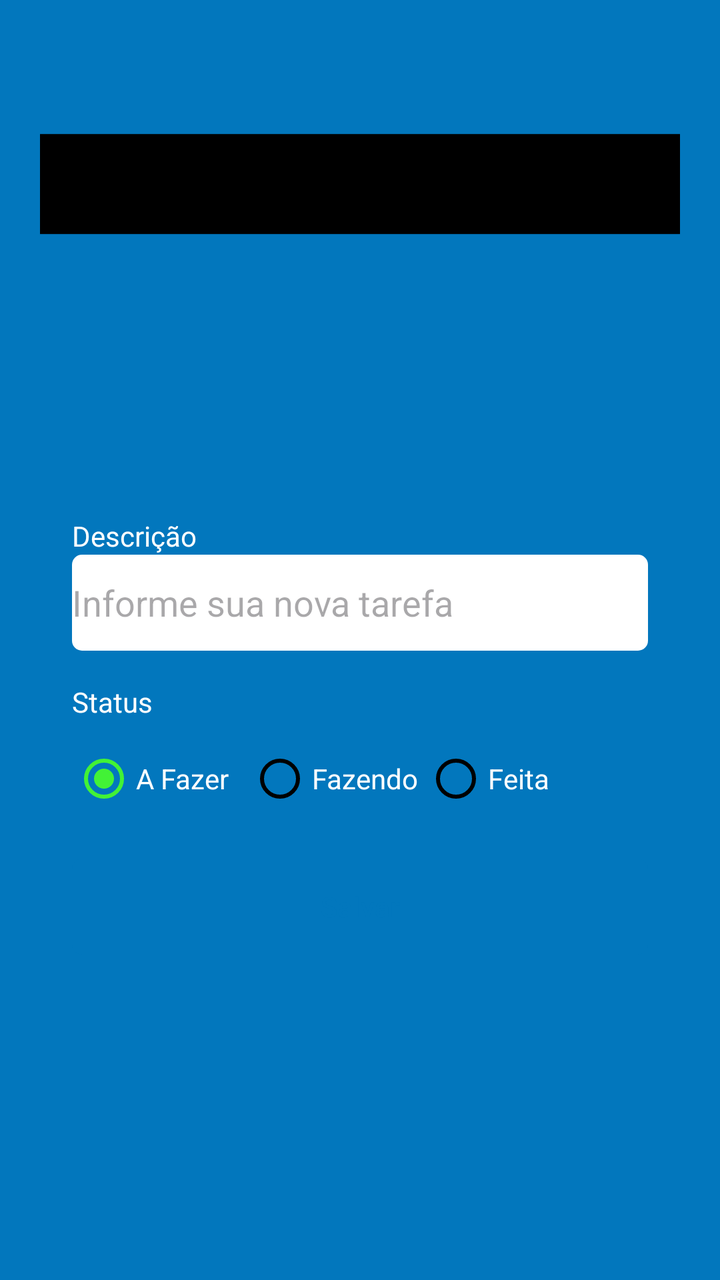
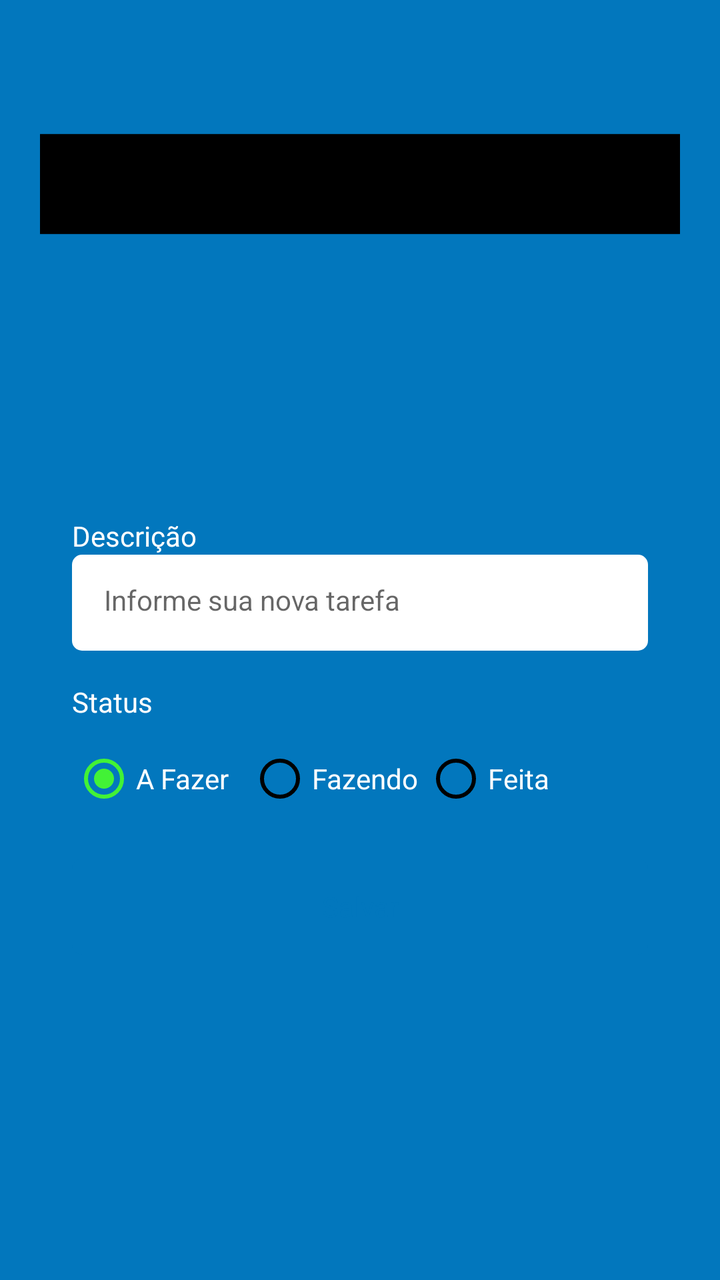

The first picture is an Android layout as it rendered before a commit; the second is the same layout after the commit. The layout source and the unified diff follow.
<!-- AndroidManifest.xml: application theme Theme.Atividade1 -->
<!-- res/layout/fragment_form_task.xml -->
<?xml version="1.0" encoding="utf-8"?>
<ScrollView
    xmlns:android="http://schemas.android.com/apk/res/android"
    xmlns:tools="http://schemas.android.com/tools"
    android:layout_width="match_parent"
    android:layout_height="match_parent"
    xmlns:app="http://schemas.android.com/apk/res-auto"
    tools:context="ui.FormTaskFragment"
    android:padding="20dp"
    android:fillViewport="true">
    <LinearLayout
        android:layout_width="match_parent"
        android:layout_height="wrap_content"
        android:orientation="vertical">

        <com.google.android.material.appbar.MaterialToolbar
            android:layout_width="match_parent"
            android:layout_height="wrap_content"
            android:id="@+id/toolbar"
            app:navigationIcon="@drawable/icback"
            android:paddingTop="40dp">

            <TextView
                android:layout_width="wrap_content"
                android:layout_height="wrap_content"
                android:text="Nova Tarefa"
                android:textColor="@color/white"
                android:layout_gravity="center_horizontal"/>

        </com.google.android.material.appbar.MaterialToolbar>

        <androidx.constraintlayout.widget.ConstraintLayout
            android:layout_width="match_parent"
            android:layout_height="match_parent"
            android:padding="16dp">

            <TextView
                android:id="@+id/textView"
                android:layout_width="wrap_content"
                android:layout_height="wrap_content"
                android:text="Descrição"
                android:textColor="@color/white"
                app:layout_constraintStart_toStartOf="parent"
                app:layout_constraintTop_toTopOf="parent" />

            <EditText
                android:id="@+id/editTextDescricao"
                android:layout_width="match_parent"
                android:layout_height="48dp"
                android:background="@drawable/bg_edit_text"
                android:hint="Informe sua nova tarefa"
                app:layout_constraintEnd_toEndOf="parent"
                app:layout_constraintStart_toStartOf="parent"
                app:layout_constraintTop_toBottomOf="@+id/textView"/>
            <TextView
                android:id="@+id/textViewStatus"
                android:layout_width="wrap_content"
                android:layout_height="wrap_content"
                android:layout_marginTop="16dp"
                android:text="Status"
                android:textColor="@color/white"
                app:layout_constraintStart_toStartOf="parent"
                app:layout_constraintTop_toBottomOf="@+id/editTextDescricao" />
            <RadioGroup
                android:layout_width="match_parent"
                android:layout_height="wrap_content"
                android:layout_marginTop="5dp"
                android:orientation="horizontal"
                android:id="@+id/radioGroup"
                app:layout_constraintEnd_toEndOf="parent"
                app:layout_constraintStart_toStartOf="parent"
                app:layout_constraintTop_toBottomOf="@id/textViewStatus">
                <RadioButton
                    android:layout_width="88dp"
                    android:layout_height="48dp"
                    android:id="@+id/rbTodo"
                    android:text="A Fazer"
                    android:checked="true"
                    android:theme="@style/MyRadioButton"
                    android:textColor="@color/white"/>
                <RadioButton
                    android:layout_width="88dp"
                    android:layout_height="48dp"
                    android:buttonTint="@color/black"
                    android:id="@+id/rbDoing"
                    android:text="Fazendo"
                    android:theme="@style/MyRadioButton"
                    android:textColor="@color/white"/>
                <RadioButton
                    android:layout_width="88dp"
                    android:layout_height="48dp"
                    android:buttonTint="@color/black"
                    android:id="@+id/rbDone"
                    android:text="Feita"
                    android:theme="@style/MyRadioButton"
                    android:textColor="@color/white"/>
            </RadioGroup>

            <com.google.android.material.button.MaterialButton
                android:id="@+id/buttonSave"
                android:layout_width="match_parent"
                android:layout_height="wrap_content"
                android:layout_marginTop="16dp"
                android:background="@drawable/bg_btn"
                android:text="Salvar"
                android:textAllCaps="false"
                android:textColor="@color/color_default"
                android:backgroundTint="@null"
                app:layout_editor_absoluteX="16dp"
                app:layout_editor_absoluteY="221dp"
                app:layout_constraintEnd_toEndOf="parent"
                app:layout_constraintStart_toStartOf="parent"
                app:layout_constraintTop_toBottomOf="@+id/radioGroup"/>

            <ProgressBar
                android:layout_width="wrap_content"
                android:layout_height="wrap_content"
                android:id="@+id/progressBar"
                android:layout_marginTop="8dp"
                android:layout_gravity="center"
                android:indeterminateTint="@color/white"
                android:visibility="invisible"
                tools:layout_editor_absoluteX="152dp"
                tools:layout_editor_absoluteY="278dp"
                tools:visibility="visible"
                app:layout_constraintEnd_toEndOf="parent"
                app:layout_constraintStart_toStartOf="parent"
                app:layout_constraintTop_toBottomOf="@+id/buttonSave"/>

        </androidx.constraintlayout.widget.ConstraintLayout>
    </LinearLayout>

</ScrollView>
<!-- resources referenced by this layout -->
<resources>
  <color name="black">#FF000000</color>
  <color name="color_default">#0277BD</color>
  <color name="white">#FFFFFFFF</color>
  <!-- drawable bg_btn (drawable) -->
  <?xml version="1.0" encoding="utf-8"?>
  <shape xmlns:android="http://schemas.android.com/apk/res/android"
      android:shape="rectangle">
  
      <solid android:color="@color/white"/>
      <corners android:radius="5dp"/>
  
  </shape>
  <!-- drawable bg_edit_text (drawable) -->
  <?xml version="1.0" encoding="utf-8"?>
  <shape xmlns:android="http://schemas.android.com/apk/res/android"
      android:shape="rectangle">
  
      <solid android:color="@color/white"/>
      <corners android:radius="5dp"/>
  
  </shape>
  <!-- drawable icback (drawable) -->
  <vector xmlns:android="http://schemas.android.com/apk/res/android"
      android:width="800dp"
      android:height="800dp"
      android:viewportWidth="1024"
      android:viewportHeight="1024">
    <path
        android:pathData="M224,480h640a32,32 0,1 1,0 64H224a32,32 0,0 1,0 -64z"
        android:fillColor="#000000"/>
    <path
        android:pathData="m237.2,512 l265.4,265.3a32,32 0,0 1,-45.3 45.3l-288,-288a32,32 0,0 1,0 -45.3l288,-288a32,32 0,1 1,45.3 45.3L237.2,512z"
        android:fillColor="#000000"/>
  </vector>
  <style name="MyRadioButton" parent="Theme.AppCompat.Light">
          <item name="colorControlNormal">@color/black</item>
          <item name="colorControlActivated">@color/green</item>
      </style>
  <style name="Theme.Atividade1" parent="Base.Theme.Atividade1" />
  <color name="green">#42F236</color>
  <style name="Base.Theme.Atividade1" parent="Theme.Material3.DayNight.NoActionBar">
          
          
          <item name="colorPrimary">@color/color_default</item>
          <item name="colorPrimaryVariant">@color/color_default</item>
          <item name="android:windowBackground">@color/color_default</item>
      </style>
</resources>

<!-- the commit's change to res/layout/fragment_form_task.xml (unified diff, before → after) -->
@@ -47,7 +47,7 @@
                 android:id="@+id/editTextDescricao"
                 android:layout_width="match_parent"
                 android:layout_height="48dp"
-                android:background="@drawable/bg_edit_text"
+                style="@style/EditTextTheme"
                 android:hint="Informe sua nova tarefa"
                 app:layout_constraintEnd_toEndOf="parent"
                 app:layout_constraintStart_toStartOf="parent"
@@ -101,10 +101,8 @@
                 android:layout_width="match_parent"
                 android:layout_height="wrap_content"
                 android:layout_marginTop="16dp"
-                android:background="@drawable/bg_btn"
                 android:text="Salvar"
-                android:textAllCaps="false"
-                android:textColor="@color/color_default"
+                style="@style/ButtonTheme"
                 android:backgroundTint="@null"
                 app:layout_editor_absoluteX="16dp"
                 app:layout_editor_absoluteY="221dp"
<!-- resource entries referenced after the edit -->
@@ -34,6 +34,17 @@
         android:pathData="m237.2,512 l265.4,265.3a32,32 0,0 1,-45.3 45.3l-288,-288a32,32 0,0 1,0 -45.3l288,-288a32,32 0,1 1,45.3 45.3L237.2,512z"
         android:fillColor="#000000"/>
   </vector>
+  <style name="ButtonTheme" parent="Theme.MaterialComponents.DayNight.NoActionBar">
+          <item name="android:background">@drawable/bg_btn</item>
+          <item name="android:textAllCaps">false</item>
+          <item name="android:textColor">@color/color_default</item>
+          <item name="android:backgroundTint">@null</item>
+      </style>
+  <style name="EditTextTheme" parent="Theme.MaterialComponents.DayNight.NoActionBar">
+          <item name="android:background">@drawable/bg_edit_text</item>
+          <item name="android:padding">16dp</item>
+          <item name="android:textSize">14sp</item>
+      </style>
   <style name="MyRadioButton" parent="Theme.AppCompat.Light">
           <item name="colorControlNormal">@color/black</item>
           <item name="colorControlActivated">@color/green</item>
